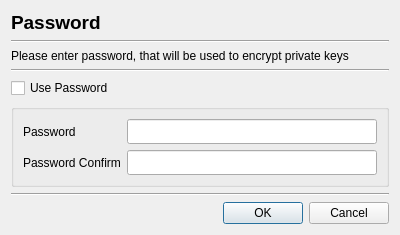
Before: the Qt Designer form CertMan/set_pass_dlg.ui in jykim74/CertMan, drawn with Qt 5.
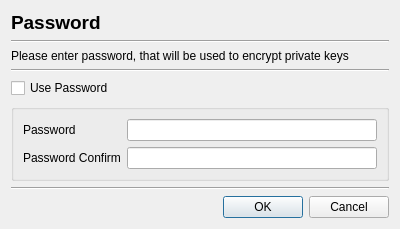
After: the same form once the commit is applied.

What changed in the file:
```diff
--- a/CertMan/set_pass_dlg.ui
+++ b/CertMan/set_pass_dlg.ui
@@ -7,7 +7,7 @@
     <x>0</x>
     <y>0</y>
     <width>400</width>
-    <height>207</height>
+    <height>223</height>
    </rect>
   </property>
   <property name="windowTitle">
@@ -66,11 +66,6 @@
        <layout class="QGridLayout" name="gridLayout_3">
         <item row="0" column="1">
          <widget class="QLineEdit" name="mPasswdText">
-          <property name="font">
-           <font>
-            <family>굴림체</family>
-           </font>
-          </property>
           <property name="echoMode">
            <enum>QLineEdit::Password</enum>
           </property>
@@ -92,11 +87,6 @@
         </item>
         <item row="1" column="1">
          <widget class="QLineEdit" name="mPasswdConfirmText">
-          <property name="font">
-           <font>
-            <family>굴림체</family>
-           </font>
-          </property>
           <property name="echoMode">
            <enum>QLineEdit::Password</enum>
           </property>
```
Left out of the diff: 1 changed line with no effect on the pictures.
